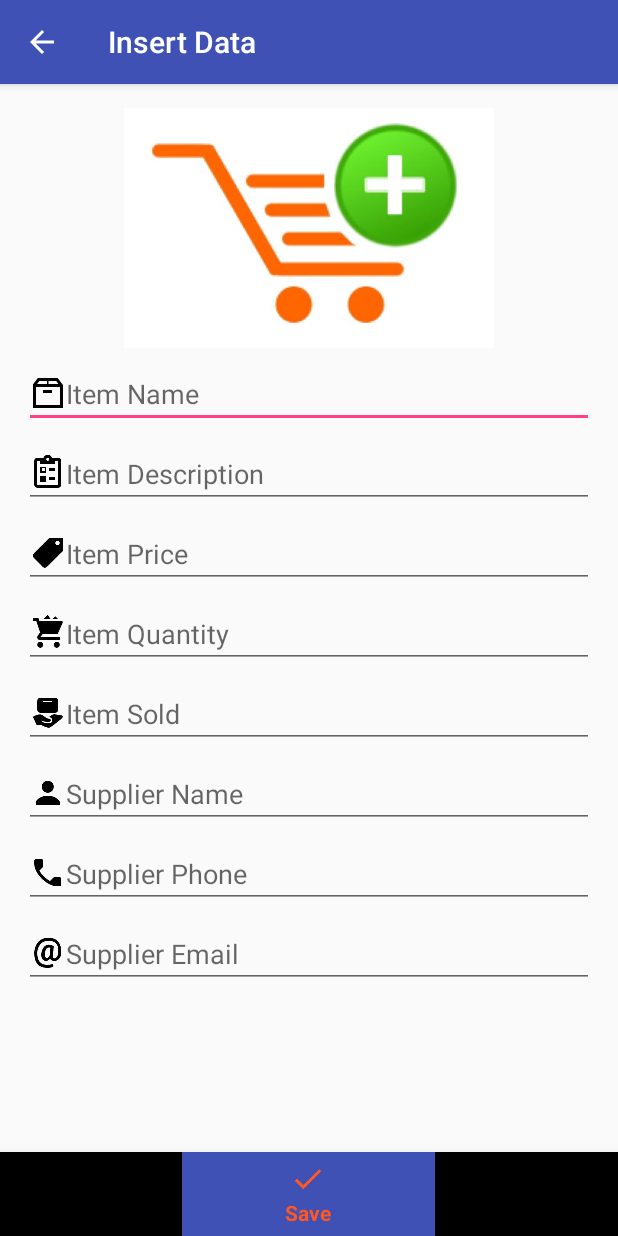
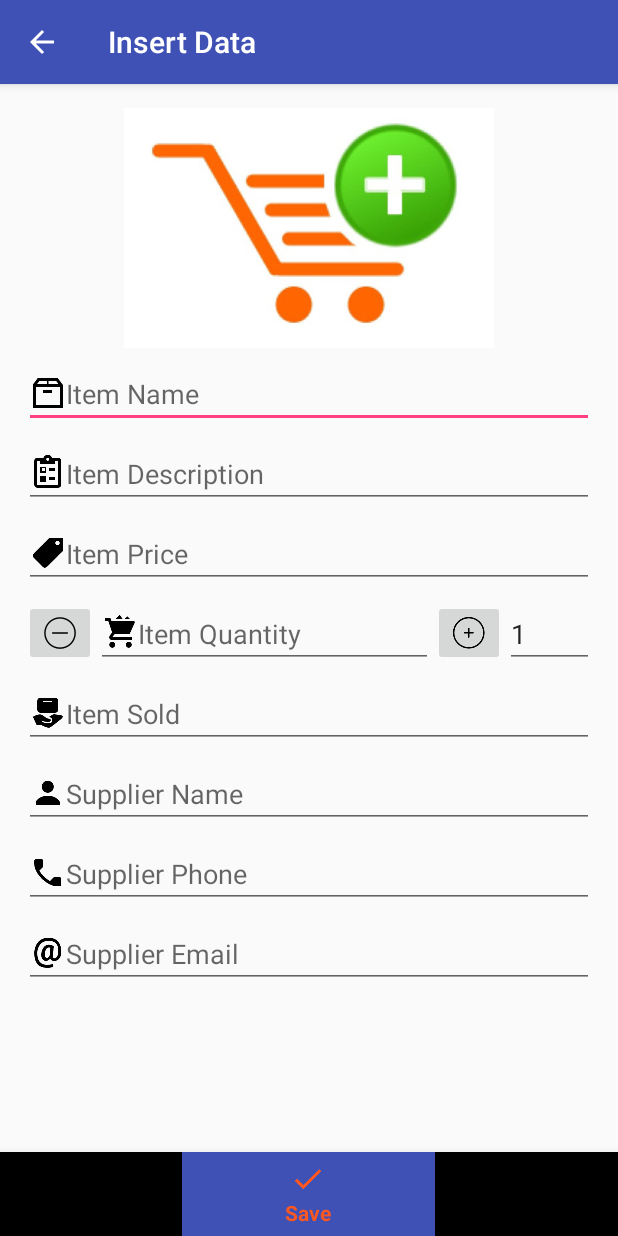
Before and after one commit to abhishekb2331/Udacity_Android_Basic_NanoDegree, an Android app: the InventoryEditor screen opened directly, with no data from a screen before it, on a phone screen of 412 x 824 dp. Run offline under Robolectric (Android 15) with nearby library versions, the phone set to English and light mode, and no system bars.

Commit message:
Changes to App

```diff
--- a/App10_InventoryApp/app/src/main/res/layout/activity_editing.xml
+++ b/App10_InventoryApp/app/src/main/res/layout/activity_editing.xml
@@ -13,93 +13,127 @@
         <LinearLayout
             android:layout_width="match_parent"
             android:layout_height="wrap_content"
+            android:gravity="center_horizontal"
             android:orientation="vertical"
-            android:gravity="center_horizontal"
             android:padding="16dp">
+
             <ImageView
                 android:id="@+id/image"
                 android:layout_width="match_parent"
                 android:layout_height="match_parent"
+                android:layout_marginBottom="8dp"
+                android:adjustViewBounds="true"
+                android:maxHeight="160dp"
+                android:maxWidth="176dp"
                 android:minHeight="80dp"
                 android:minWidth="88dp"
-                android:maxWidth="176dp"
-                android:maxHeight="160dp"
-                android:adjustViewBounds="true"
                 android:scaleType="fitCenter"
-                android:src="@drawable/add_image"
-                android:layout_marginBottom="8dp"/>
+                android:src="@drawable/add_image" />
+
             <EditText
                 android:id="@+id/title"
                 android:layout_width="match_parent"
                 android:layout_height="wrap_content"
-                android:inputType="text"
-                android:maxLines="1"
+                android:layout_marginBottom="8dp"
                 android:drawableLeft="@drawable/new_product"
                 android:hint="@string/item_name"
-                android:layout_marginBottom="8dp"/>
+                android:inputType="text"
+                android:maxLines="1" />
+
             <EditText
                 android:id="@+id/description"
                 android:layout_width="match_parent"
                 android:layout_height="wrap_content"
-                android:inputType="text"
-                android:maxLines="1"
+                android:layout_marginBottom="8dp"
                 android:drawableLeft="@drawable/survey"
                 android:hint="@string/item_description"
-                android:layout_marginBottom="8dp" />
+                android:inputType="text"
+                android:maxLines="1" />
+
             <EditText
                 android:id="@+id/price"
                 android:layout_width="match_parent"
                 android:layout_height="wrap_content"
-                android:inputType="numberDecimal"
-                android:maxLines="1"
+                android:layout_marginBottom="8dp"
                 android:drawableLeft="@drawable/price_tag"
                 android:hint="@string/item_price"
-                android:layout_marginBottom="8dp" />
-            <EditText
-                android:id="@+id/quantity"
+                android:inputType="numberDecimal"
+                android:maxLines="1" />
+
+            <LinearLayout
                 android:layout_width="match_parent"
                 android:layout_height="wrap_content"
-                android:inputType="numberDecimal"
-                android:maxLines="1"
-                android:drawableLeft="@drawable/shopping_cart_loaded"
-                android:hint="@string/item_quantity"
-                android:layout_marginBottom="8dp" />
+                android:layout_marginBottom="8dp"
+                android:orientation="horizontal">
+
+                <ImageButton
+                    android:id="@+id/quantity_dec"
+                    android:layout_width="wrap_content"
+                    android:layout_height="wrap_content"
+                    android:src="@drawable/minus"/>
+                <EditText
+                    android:id="@+id/quantity"
+                    android:layout_width="0dp"
+                    android:layout_weight="1"
+                    android:layout_height="wrap_content"
+                    android:drawableLeft="@drawable/shopping_cart_loaded"
+                    android:hint="@string/item_quantity"
+                    android:inputType="numberDecimal"
+                    android:maxLines="1" />
+                <ImageButton
+                    android:id="@+id/quantity_add"
+                    android:layout_width="wrap_content"
+                    android:layout_height="wrap_content"
+                    android:src="@drawable/add"/>
+                <EditText
+                    android:id="@+id/modification"
+                    android:layout_width="wrap_content"
+                    android:layout_height="wrap_content"
+                    android:hint="@string/modification_factor"
+                    android:inputType="numberDecimal"
+                    android:text="1"
+                    android:maxLines="1"/>
+            </LinearLayout>
+
             <EditText
                 android:id="@+id/sold"
                 android:layout_width="match_parent"
                 android:layout_height="wrap_content"
-                android:inputType="numberDecimal"
-                android:maxLines="1"
+                android:layout_marginBottom="8dp"
                 android:drawableLeft="@drawable/sell"
                 android:hint="@string/item_sold"
-                android:layout_marginBottom="8dp" />
+                android:inputType="numberDecimal"
+                android:maxLines="1" />
+
             <EditText
                 android:id="@+id/supplier_name"
                 android:layout_width="match_parent"
                 android:layout_height="wrap_content"
-                android:inputType="textPersonName"
-                android:maxLines="1"
+                android:layout_marginBottom="8dp"
                 android:drawableLeft="@drawable/user"
                 android:hint="@string/supplier_name"
-                android:layout_marginBottom="8dp" />
+                android:inputType="textPersonName"
+                android:maxLines="1" />
+
             <EditText
                 android:id="@+id/supplier_phone"
                 android:layout_width="match_parent"
                 android:layout_height="wrap_content"
-                android:inputType="phone"
-                android:maxLines="1"
+                android:layout_marginBottom="8dp"
                 android:drawableLeft="@drawable/phone"
                 android:hint="@string/supplier_phone"
-                android:layout_marginBottom="8dp" />
+                android:inputType="phone"
+                android:maxLines="1" />
+
             <EditText
                 android:id="@+id/supplier_email"
                 android:layout_width="match_parent"
                 android:layout_height="wrap_content"
+                android:layout_marginBottom="8dp"
+                android:drawableLeft="@drawable/email"
+                android:hint="@string/supplier_email"
                 android:inputType="textEmailAddress"
-                android:hint="@string/supplier_email"
-                android:maxLines="1"
-                android:drawableLeft="@drawable/email"
-                android:layout_marginBottom="8dp" />
+                android:maxLines="1" />
         </LinearLayout>
     </ScrollView>
 
--- a/App10_InventoryApp/app/src/main/res/layout/list_item.xml
+++ b/App10_InventoryApp/app/src/main/res/layout/list_item.xml
@@ -2,7 +2,8 @@
 <LinearLayout xmlns:android="http://schemas.android.com/apk/res/android"
     xmlns:tools="http://schemas.android.com/tools"
     android:layout_width="match_parent"
-    android:layout_height="106dp"
+    android:layout_height="wrap_content"
+    android:minHeight="106dp"
     android:orientation="horizontal"
     android:paddingBottom="8dp"
     android:paddingLeft="16dp"
--- a/App10_InventoryApp/app/src/main/res/values/strings.xml
+++ b/App10_InventoryApp/app/src/main/res/values/strings.xml
@@ -9,4 +9,5 @@
     <string name="item_price">Item Price</string>
     <string name="item_description">Item Description</string>
     <string name="item_name">Item Name</string>
+    <string name="modification_factor">Factor</string>
 </resources>
```
Also changed, not shown: App10_InventoryApp/app/src/main/java/com/abhishek/inventoryapp/InventoryEditor.java (+67 -2 lines), App10_InventoryApp/app/src/main/res/drawable-hdpi/minus.png (added), App10_InventoryApp/app/src/main/res/drawable-mdpi/minus.png (added), App10_InventoryApp/app/src/main/res/drawable-xhdpi/minus.png (added), App10_InventoryApp/app/src/main/res/drawable-xxhdpi/minus.png (added), App10_InventoryApp/app/src/main/res/drawable-xxxhdpi/minus.png (added).
